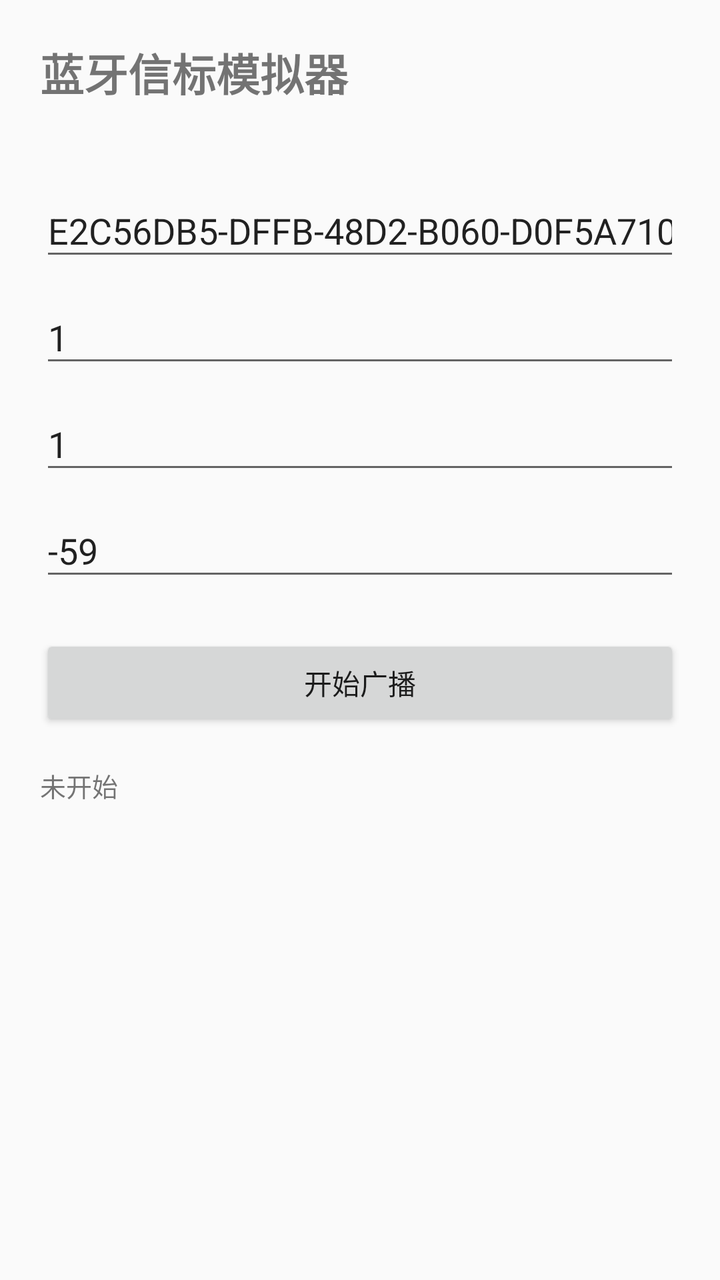
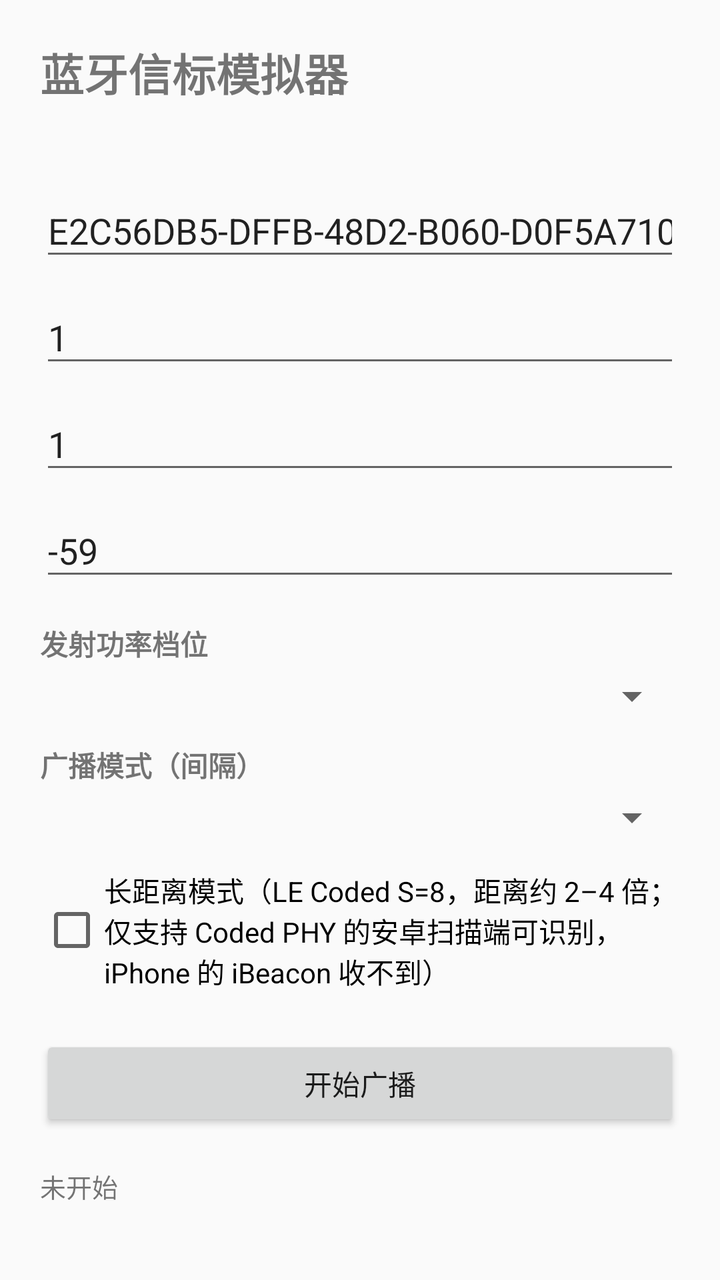

Screens rendered from an Android XML layout before and after an edit, with the pre-edit source and the edit as a unified diff.
<!-- AndroidManifest.xml: application theme Theme.Beacon -->
<!-- res/layout/activity_main.xml -->
<?xml version="1.0" encoding="utf-8"?>
<ScrollView xmlns:android="http://schemas.android.com/apk/res/android"
    android:layout_width="match_parent"
    android:layout_height="match_parent"
    android:fillViewport="true">

    <LinearLayout
        android:layout_width="match_parent"
        android:layout_height="wrap_content"
        android:orientation="vertical"
        android:padding="20dp">

        <TextView
            android:id="@+id/tvTitle"
            android:layout_width="match_parent"
            android:layout_height="wrap_content"
            android:text="@string/app_name"
            android:textSize="22sp"
            android:textStyle="bold" />

        <TextView
            android:id="@+id/tvCapability"
            android:layout_width="match_parent"
            android:layout_height="wrap_content"
            android:layout_marginTop="6dp"
            android:textSize="13sp" />

        <EditText
            android:id="@+id/etUuid"
            android:layout_width="match_parent"
            android:layout_height="wrap_content"
            android:layout_marginTop="16dp"
            android:hint="@string/hint_uuid"
            android:inputType="text"
            android:text="E2C56DB5-DFFB-48D2-B060-D0F5A71096E0" />

        <EditText
            android:id="@+id/etMajor"
            android:layout_width="match_parent"
            android:layout_height="wrap_content"
            android:layout_marginTop="10dp"
            android:hint="@string/hint_major"
            android:inputType="number"
            android:text="1" />

        <EditText
            android:id="@+id/etMinor"
            android:layout_width="match_parent"
            android:layout_height="wrap_content"
            android:layout_marginTop="10dp"
            android:hint="@string/hint_minor"
            android:inputType="number"
            android:text="1" />

        <EditText
            android:id="@+id/etPower"
            android:layout_width="match_parent"
            android:layout_height="wrap_content"
            android:layout_marginTop="10dp"
            android:hint="@string/hint_power"
            android:inputType="numberSigned"
            android:text="-59" />

        <Button
            android:id="@+id/btnToggle"
            android:layout_width="match_parent"
            android:layout_height="wrap_content"
            android:layout_marginTop="22dp"
            android:text="@string/btn_start" />

        <TextView
            android:id="@+id/tvStatus"
            android:layout_width="match_parent"
            android:layout_height="wrap_content"
            android:layout_marginTop="18dp"
            android:text="@string/status_idle"
            android:textIsSelectable="true"
            android:textSize="13sp" />
    </LinearLayout>
</ScrollView>
<!-- resources referenced by this layout -->
<resources>
  <string name="app_name">蓝牙信标模拟器</string>
  <string name="btn_start">开始广播</string>
  <string name="hint_major">Major（0-65535）</string>
  <string name="hint_minor">Minor（0-65535）</string>
  <string name="hint_power">1 米处参考 RSSI（如 -59）</string>
  <string name="hint_uuid">UUID（如 E2C56DB5-DFFB-48D2-B060-D0F5A71096E0）</string>
  <string name="status_idle">未开始</string>
  <style name="Theme.Beacon" parent="Theme.AppCompat.DayNight.NoActionBar">
          <item name="colorPrimary">#1565C0</item>
          <item name="colorPrimaryDark">#0D47A1</item>
          <item name="colorAccent">#42A5F5</item>
      </style>
</resources>

<!-- the commit's change to res/layout/activity_main.xml (unified diff, before → after) -->
@@ -61,6 +61,42 @@
             android:inputType="numberSigned"
             android:text="-59" />
 
+        <TextView
+            android:layout_width="match_parent"
+            android:layout_height="wrap_content"
+            android:layout_marginTop="16dp"
+            android:text="发射功率档位"
+            android:textSize="14sp"
+            android:textStyle="bold" />
+
+        <Spinner
+            android:id="@+id/spTxLevel"
+            android:layout_width="match_parent"
+            android:layout_height="wrap_content"
+            android:layout_marginTop="4dp" />
+
+        <TextView
+            android:layout_width="match_parent"
+            android:layout_height="wrap_content"
+            android:layout_marginTop="12dp"
+            android:text="广播模式（间隔）"
+            android:textSize="14sp"
+            android:textStyle="bold" />
+
+        <Spinner
+            android:id="@+id/spMode"
+            android:layout_width="match_parent"
+            android:layout_height="wrap_content"
+            android:layout_marginTop="4dp" />
+
+        <CheckBox
+            android:id="@+id/cbLongRange"
+            android:layout_width="match_parent"
+            android:layout_height="wrap_content"
+            android:layout_marginTop="14dp"
+            android:checked="false"
+            android:text="长距离模式（LE Coded S=8，距离约 2–4 倍；仅支持 Coded PHY 的安卓扫描端可识别，iPhone 的 iBeacon 收不到）" />
+
         <Button
             android:id="@+id/btnToggle"
             android:layout_width="match_parent"
